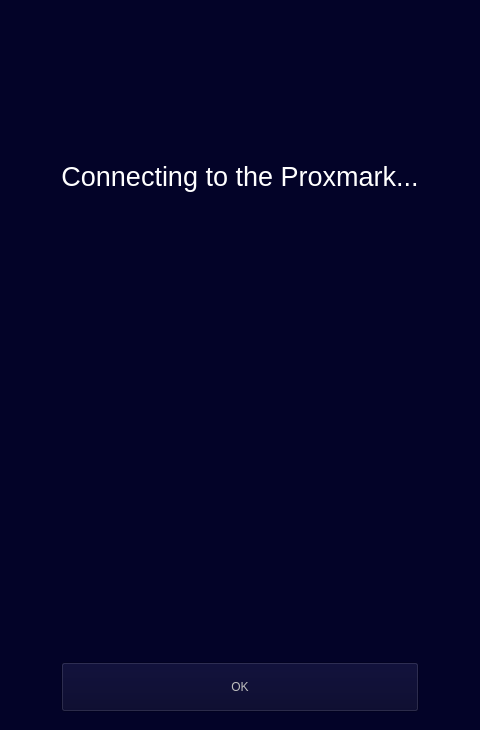
First picture: the form in app-gui.ui, repository javimarting/px3-app, before the edit.
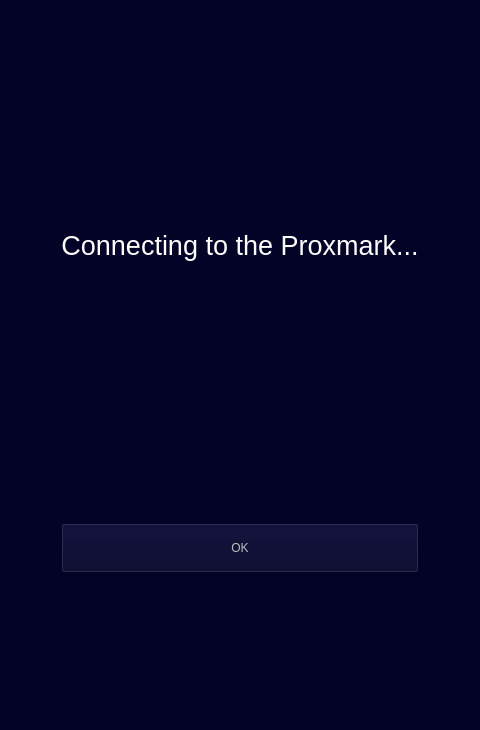
Second picture: the form after the edit. The open tabs and pages were chosen to show the change.

```diff
--- a/app-gui.ui
+++ b/app-gui.ui
@@ -30,7 +30,7 @@
    <layout class="QHBoxLayout" name="horizontalLayout">
     <item>
      <layout class="QVBoxLayout" name="verticalLayout_8">
-      <item alignment="Qt::AlignHCenter">
+      <item alignment="Qt::AlignHCenter|Qt::AlignVCenter">
        <widget class="QStackedWidget" name="stackedWidget">
         <property name="sizePolicy">
          <sizepolicy hsizetype="Preferred" vsizetype="Preferred">
```
Left out of the diff: 2 changed lines with no effect on the pictures.
